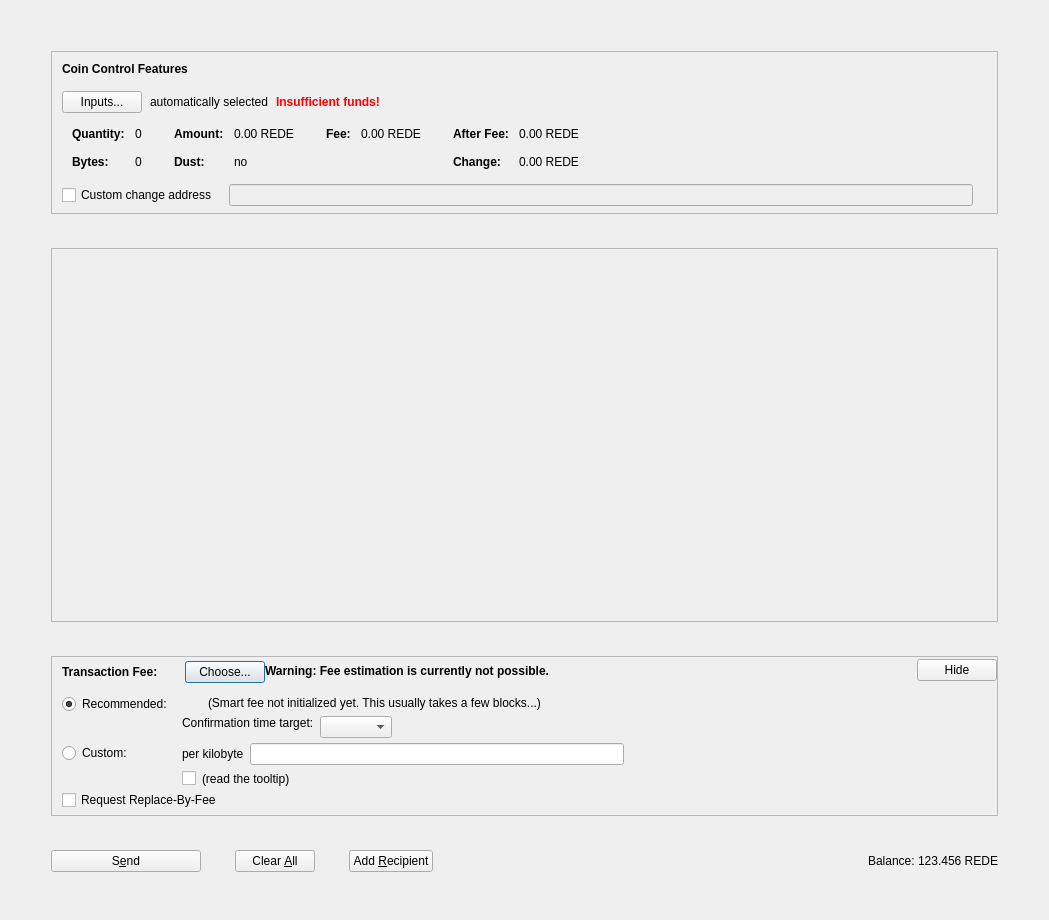
Qt form src/qt/forms/sendcoinsdialog.ui (shahepay/shahepay) before a commit.
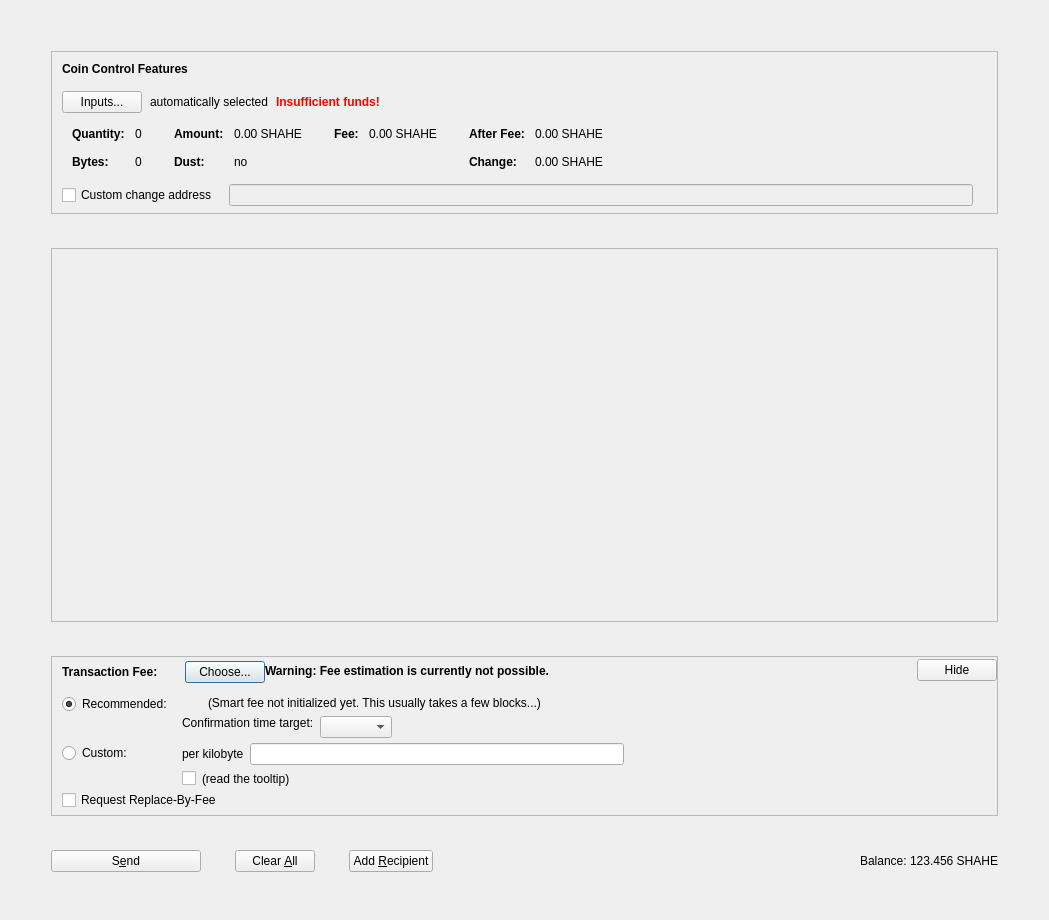
The same form after that commit. Icons and pictures are not drawn. Custom widgets are drawn as their Qt base class.

What changed in the file:
```diff
--- a/src/qt/forms/sendcoinsdialog.ui
+++ b/src/qt/forms/sendcoinsdialog.ui
@@ -341,7 +341,7 @@
                     <enum>Qt::ActionsContextMenu</enum>
                    </property>
                    <property name="text">
-                    <string notr="true">0.00 REDE</string>
+                    <string notr="true">0.00 SHAHE</string>
                    </property>
                    <property name="textInteractionFlags">
                     <set>Qt::LinksAccessibleByMouse|Qt::TextSelectableByKeyboard|Qt::TextSelectableByMouse</set>
@@ -421,7 +421,7 @@
                     <enum>Qt::ActionsContextMenu</enum>
                    </property>
                    <property name="text">
-                    <string notr="true">0.00 REDE</string>
+                    <string notr="true">0.00 SHAHE</string>
                    </property>
                    <property name="textInteractionFlags">
                     <set>Qt::LinksAccessibleByMouse|Qt::TextSelectableByKeyboard|Qt::TextSelectableByMouse</set>
@@ -472,7 +472,7 @@
                     <enum>Qt::ActionsContextMenu</enum>
                    </property>
                    <property name="text">
-                    <string notr="true">0.00 REDE</string>
+                    <string notr="true">0.00 SHAHE</string>
                    </property>
                    <property name="textInteractionFlags">
                     <set>Qt::LinksAccessibleByMouse|Qt::TextSelectableByKeyboard|Qt::TextSelectableByMouse</set>
@@ -501,7 +501,7 @@
                     <enum>Qt::ActionsContextMenu</enum>
                    </property>
                    <property name="text">
-                    <string notr="true">0.00 REDE</string>
+                    <string notr="true">0.00 SHAHE</string>
                    </property>
                    <property name="textInteractionFlags">
                     <set>Qt::LinksAccessibleByMouse|Qt::TextSelectableByKeyboard|Qt::TextSelectableByMouse</set>
@@ -1264,7 +1264,7 @@
             <cursorShape>IBeamCursor</cursorShape>
            </property>
            <property name="text">
-            <string notr="true">123.456 REDE</string>
+            <string notr="true">123.456 SHAHE</string>
            </property>
            <property name="textInteractionFlags">
             <set>Qt::LinksAccessibleByMouse|Qt::TextSelectableByKeyboard|Qt::TextSelectableByMouse</set>
```
Left out of the diff: 18 changed lines with no effect on the pictures.
